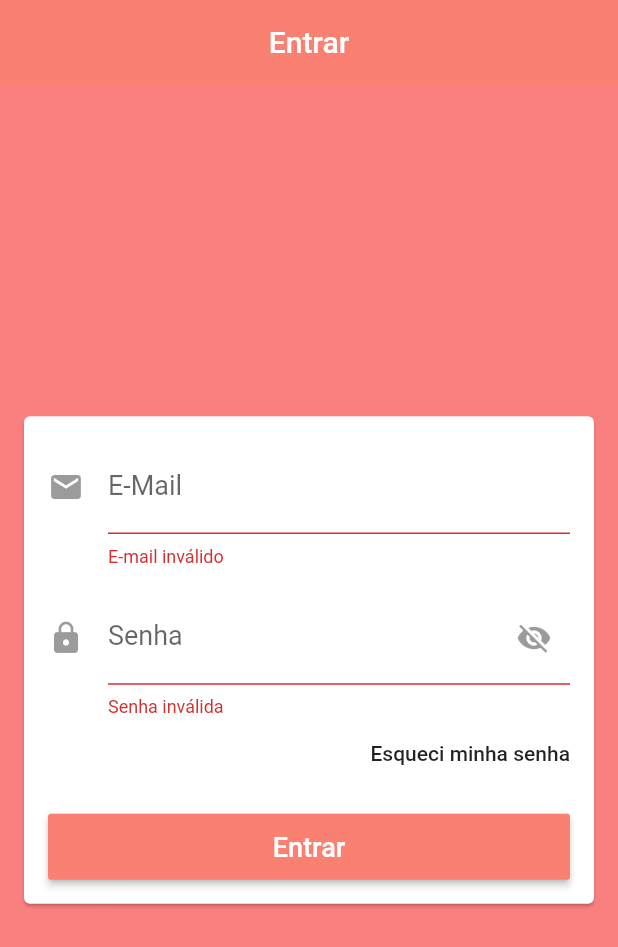
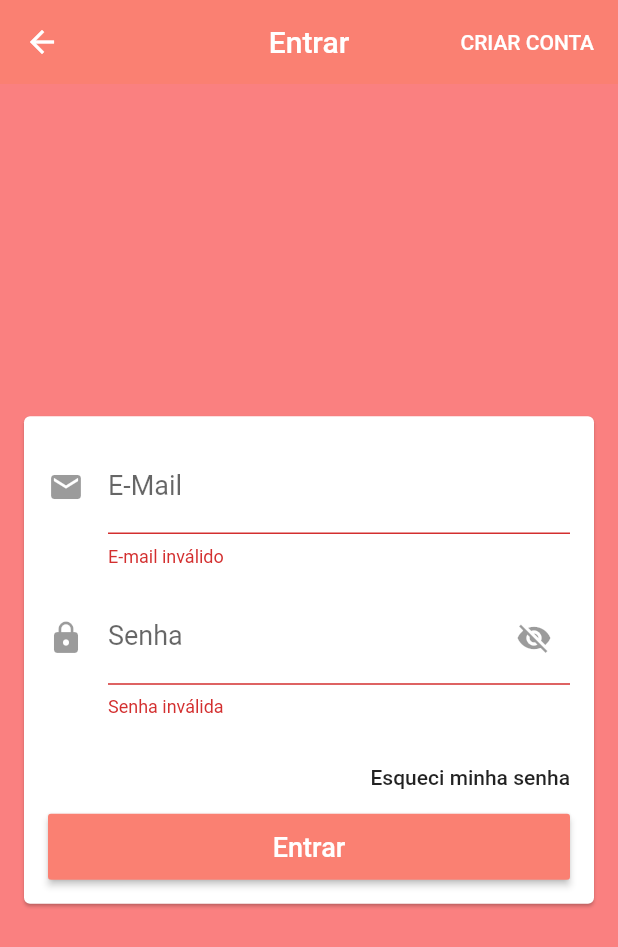
Before and after one commit to cristianoDevSystem/Loja-Virtual---Look-Da-Vez, a Flutter app: the screen it shows after launch, after a tap on "Entrar", on a phone screen of 412 x 824 dp. Shown: the top 947 px of the screen. Run offline on Flutter 3.47's test engine with Material 2 defaults, Android fonts, the phone set to English and light mode, and no system bars; our stand-ins replace firebase_auth, mask_text_input_formatter; accounts and stored records are empty.

Commit message:
Realizando o login e recuperando os dados do firebase, criando a forma de poder visualizar o field do campo da senha, deixando visiviel/invisivel o texto que digitar no campo.

```diff
--- a/lib/main.dart
+++ b/lib/main.dart
@@ -2,6 +2,7 @@ import 'package:flutter/cupertino.dart';
 import 'package:flutter/material.dart';
 import 'package:loja_vrtual_flutter/models/user_manager/user_manager.dart';
 import 'package:loja_vrtual_flutter/screens/base/base_screen.dart';
+import 'package:loja_vrtual_flutter/screens/siguup/signup_screen.dart';
 import 'package:provider/provider.dart';
 
 void main() {
@@ -13,7 +14,7 @@ class MyApp extends StatelessWidget {
 
   @override
   Widget build(BuildContext context) {
-    return Provider(
+    return ChangeNotifierProvider(
       create: (_) => UserManager(),
 
       child: MaterialApp(
@@ -43,7 +44,28 @@ class MyApp extends StatelessWidget {
 
           visualDensity: VisualDensity.adaptivePlatformDensity,
         ),
-        home: BaseScreen(),
+
+        // Página inicial
+        initialRoute: '/base',
+
+        // Recebendo a rota das telas que irá acessar
+        onGenerateRoute: (settings) {
+          switch(settings.name){
+
+            case '/signup' :
+              return MaterialPageRoute(
+                builder: (_) => SignUpScreen()
+              );
+
+            case '/base':
+            default:
+              return MaterialPageRoute(
+                builder: (_) => BaseScreen()
+              );
+
+
+          }
+      },
       ),
     );
   }
--- a/lib/models/page_manager/page_manager.dart
+++ b/lib/models/page_manager/page_manager.dart
@@ -4,7 +4,7 @@ class PageManager {
 
   PageManager(this._pageController);
 
-  PageController _pageController;
+  final PageController _pageController;
 
   int page = 0;
 
--- a/lib/models/user_manager/user_manager.dart
+++ b/lib/models/user_manager/user_manager.dart
@@ -1,25 +1,60 @@
 import 'package:firebase_auth/firebase_auth.dart';
+import 'package:flutter/cupertino.dart';
 import 'package:flutter/services.dart';
 import 'package:loja_vrtual_flutter/helpers/firebase/firebase_errors.dart';
 import 'package:loja_vrtual_flutter/models/user_manager/user.dart';
 
-class UserManager {
+class UserManager extends ChangeNotifier {
+
+  // Recebendo o usuário logado
+  UserManager() {
+    _loadCurrentUser();
+  }
 
   final FirebaseAuth auth = FirebaseAuth.instance;
 
+  // Usuário atual
+  FirebaseUser user;
+
+  bool _loading = false;
+  bool get loading => _loading;
+
   //Função de signIn - Login
   Future<void> signIn({User user, Function onFail, Function onSuccess}) async {
+    loading = true;
     try {
       final AuthResult result = await auth.signInWithEmailAndPassword(
-          email: user.email, password: user.password
+          email: user.email, password: user.password);
 
-      );
+      this.user = result.user;
+
 
       onSuccess();
-
+      // Retornando o erro recebido
     } on PlatformException catch (e){
       onFail(getErrorString(e.code));
     }
+
+    loading = false;
+
+  }
+
+  // Metodo para verificar o estado do login
+  set loading(bool value){
+    _loading = value;
+    notifyListeners();
+  }
+
+  // Retornando o usuário que estar logado
+  Future<void> _loadCurrentUser() async {
+    final FirebaseUser currentUser = await auth.currentUser();
+    // Verificando se o usuário é diferente de nulo
+    if(currentUser !=null){
+      // Salvando o usuário atual
+      user = currentUser;
+      print(user.uid);
+    }
+    notifyListeners();
   }
 
 }
--- a/lib/screens/login/login_screen.dart
+++ b/lib/screens/login/login_screen.dart
@@ -19,15 +19,29 @@ class _LoginScreenState extends State<LoginScreen> {
   final TextEditingController passController = TextEditingController();
 
   final GlobalKey<FormState> formKey = GlobalKey<FormState>();
+  final GlobalKey<ScaffoldState> scaffoldKey = GlobalKey<ScaffoldState>();
 
   bool _showPassword = false;
 
   @override
   Widget build(BuildContext context) {
     return Scaffold(
+      key: scaffoldKey,
       appBar: AppBar(
         title: const Text('Entrar'),
         centerTitle: true,
+        actions: <Widget>[
+          FlatButton(
+            onPressed: (){
+              Navigator.of(context).pushReplacementNamed('/signup');
+            },
+            textColor: Colors.white,
+            child: const Text(
+              'CRIAR CONTA',
+              style: TextStyle(fontSize: 14),
+            ),
+          )
+        ],
       ),
 
       body: Center(
@@ -35,13 +49,23 @@ class _LoginScreenState extends State<LoginScreen> {
           margin: const EdgeInsets.symmetric(horizontal: 16),
           child: Form(
             key: formKey,
-            child: ListView(
+            // O Widget Consumer é responsável por obsertar o estado do UserManager
+            // é irá informar para todos caso o estado dele mude
+            child: Consumer<UserManager>(
+
+             // Tem que informar qual é o objeto que tem que observar
+              builder: (_, userManager, child) {
+             // No builder tem que passar o contexto, que nesse não importa, irá
+             // receber o objeto userManager, é irá paassar um child que não irá
+             // ser utilizado, que é uma forma de não rebuidar algum widget
+                return ListView(
                   padding: const EdgeInsets.all(16),
                   shrinkWrap: true,
                   children: <Widget>[
                     // Campo do E-mail
                     TextFormField(
                       controller: emailController,
+                      enabled: !userManager.loading,
                       decoration: const InputDecoration(
                           icon: Icon(
                             Icons.email,
@@ -67,6 +91,7 @@ class _LoginScreenState extends State<LoginScreen> {
                     // Campo senha
                     TextFormField(
                       controller: passController,
+                      enabled: !userManager.loading,
                       decoration: InputDecoration(
                           icon: Icon(
                             Icons.lock,
@@ -88,7 +113,7 @@ class _LoginScreenState extends State<LoginScreen> {
                           hintText: 'Digite a sua Senha'
                       ),
                       // ignore: avoid_bool_literals_in_conditional_expressions
-                  obscureText: _showPassword,
+                      obscureText: !_showPassword,
                       autocorrect: false,
                       style: const TextStyle(
                           fontSize: 18
@@ -102,9 +127,86 @@ class _LoginScreenState extends State<LoginScreen> {
                       },
                     ),
 
+                    const SizedBox(height: 16,),
 
-                // Botão esqueci a senha
-                Align(
+                    // Botão entrar
+                    child,
+
+                    SizedBox(
+                      height: 44,
+                      child: RaisedButton(
+                        onPressed: userManager.loading ? null : (){
+                          // Verificar se a validação foi válida
+                          if(formKey.currentState.validate()){
+                            userManager.signIn(
+                                user: User(
+                                  email: emailController.text,
+                                  password: passController.text,
+                                ),
+                                onFail: (e){
+//                                  scaffoldKey.currentState.showSnackBar(
+//                                      SnackBar(
+//                                        content: Text(
+//                                          'Falhar ao entrar: $e',
+//                                          style: TextStyle(
+//                                              color: Colors.black
+//                                          ),),
+//                                        backgroundColor: Colors.yellow,
+//                                      )
+//                                  );
+
+                                  showDialog(
+                                      context: context,
+                                    child: AlertDialog(
+                                      content:  Text(
+                                        'Falha ao Entrar!! \n$e',
+                                        style: const TextStyle(
+                                          fontSize: 18
+                                        ),
+                                      ),
+                                      actions: <Widget>[
+                                        FlatButton(
+                                          onPressed: (){
+                                            Navigator.pop(context);
+                                          },
+                                          child: const Text(
+                                            'Fechar',
+                                          ),
+                                        )
+                                      ],
+                                    )
+                                  );
+                                },
+
+                                onSuccess: () {
+                                  // TODO: FECHAR A TELA DE LOGIN
+                                }
+                            );
+                          }
+                        },
+                        color: Theme.of(context).primaryColor,
+                        disabledColor: Theme.of(context).primaryColor
+                            .withAlpha(100),
+                        textColor: Colors.white,
+                        child: userManager.loading ?
+                        CircularProgressIndicator(
+                          valueColor: AlwaysStoppedAnimation(
+                            Colors.white
+                          ),
+                        ) :
+                        const Text(
+                          'Entrar',
+                          style: TextStyle(
+                              fontSize: 18
+                          ),
+                        ),
+                      ),
+                    )
+                  ],
+                );
+              },
+              // Botão entrar
+              child: Align(
                 alignment: Alignment.centerRight,
                 child: FlatButton(
                   onPressed: (){
@@ -116,41 +218,6 @@ class _LoginScreenState extends State<LoginScreen> {
                   ),
                 ),
               ),
-                const SizedBox(height: 16,),
-
-                // Botão entrar
-                SizedBox(
-                  height: 44,
-                  child: RaisedButton(
-                    onPressed: (){
-                      // Verificar se a validação foi válida
-                      if(formKey.currentState.validate()){
-                        context.read<UserManager>().signIn(
-                          user: User(
-                            email: emailController.text,
-                            password: passController.text,
-                          ),
-                          onFail: (e){
-                            print(e);
-                          },
-
-                          onSuccess: () {
-                            print('Sucesso');
-                          }
-                        );
-                      }
-                    },
-                    color: Theme.of(context).primaryColor,
-                    textColor: Colors.white,
-                    child: const Text(
-                      'Entrar',
-                      style: TextStyle(
-                        fontSize: 18
-                      ),
-                    ),
-                  ),
-                )
-              ],
             ),
           ),
         ),
--- a/pubspec.yaml
+++ b/pubspec.yaml
@@ -32,11 +32,15 @@ dependencies:
   firebase_auth: ^0.16.1
   firebase_storage: ^3.1.5
   provider: ^4.1.2
+  flutter_masked_text: ^0.8.0
+  mask_text_input_formatter: ^1.0.7
+  datetime_picker_formfield: ^1.0.0
 
 dev_dependencies:
   flutter_test:
     sdk: flutter
 
+  date_format: "^1.0.4"
   lint: ^1.2.0
 
 # For information on the generic Dart part of this file, see the
```
Also changed, not shown: lib/screens/siguup/signup_screen.dart (added, +186 -0 lines), lib/helpers/validators/validators.dart (line endings or trailing spaces), pubspec.lock. Lines whose indentation alone changed are shown as unchanged.
